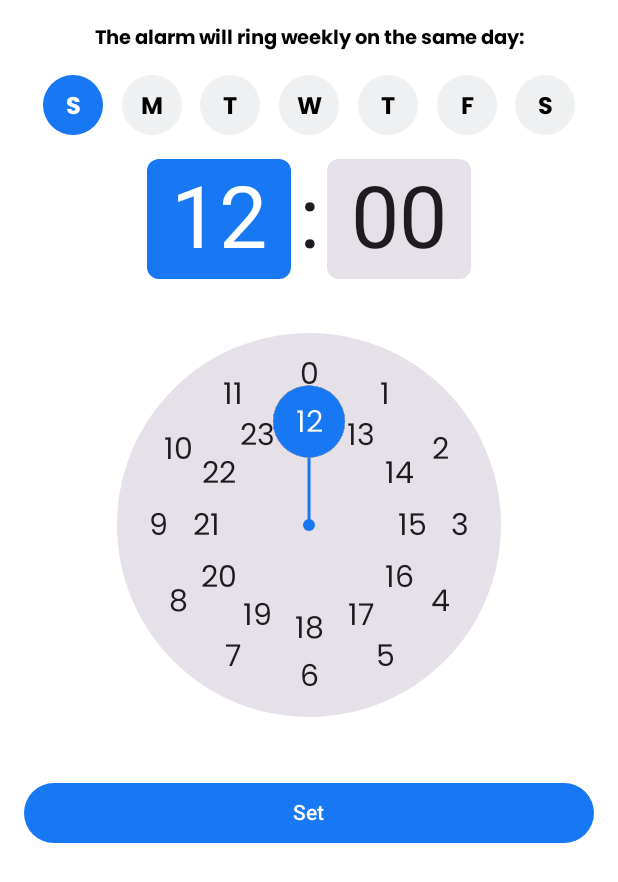
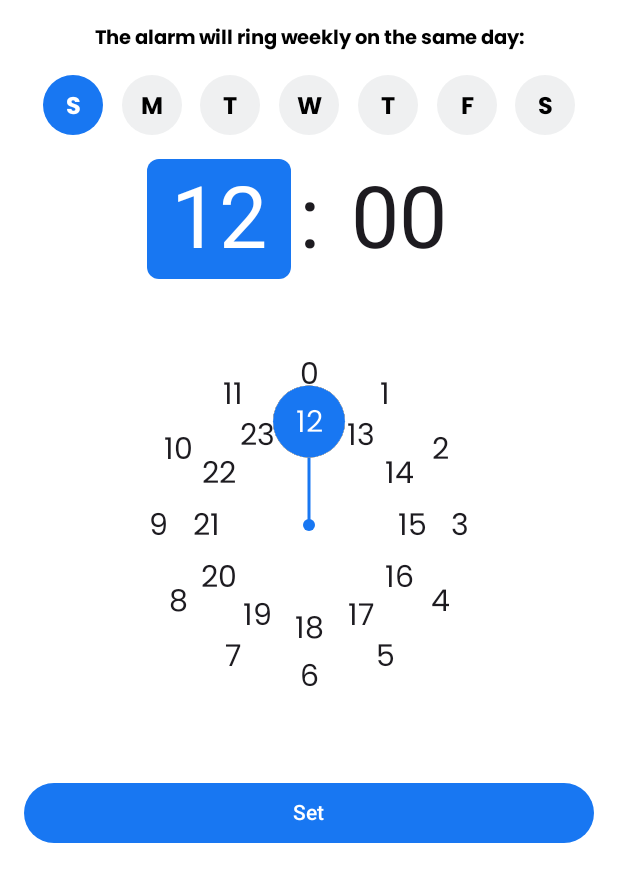
Before and after one commit to info-kareemmohamed/NewsSubscription, an Android app built with Jetpack Compose: the @Preview function PreviewAlarmDetailsSection, on a phone screen of 412 x 824 dp. Shown: the top 882 px of the screen. Run offline under Robolectric (Android 15) with nearby library versions, the phone set to English and light mode, and no system bars.

Commit message:
Update the TimePicker color for better visibility and consistency with the app's theme.

```diff
--- a/app/src/main/java/com/example/newssubscription/alarm/presentation/components/AlarmDetailsSection.kt
+++ b/app/src/main/java/com/example/newssubscription/alarm/presentation/components/AlarmDetailsSection.kt
@@ -64,6 +64,9 @@ fun AlarmDetailsSection(
             colors = TimePickerDefaults.colors(
                 timeSelectorSelectedContainerColor = MaterialTheme.colorScheme.primary,
                 timeSelectorSelectedContentColor = Color.White,
+                timeSelectorUnselectedContainerColor = MaterialTheme.colorScheme.background,
+                containerColor = MaterialTheme.colorScheme.background,
+                clockDialColor =  MaterialTheme.colorScheme.background,
                 periodSelectorSelectedContainerColor = MaterialTheme.colorScheme.primary,
             )
         )
```
